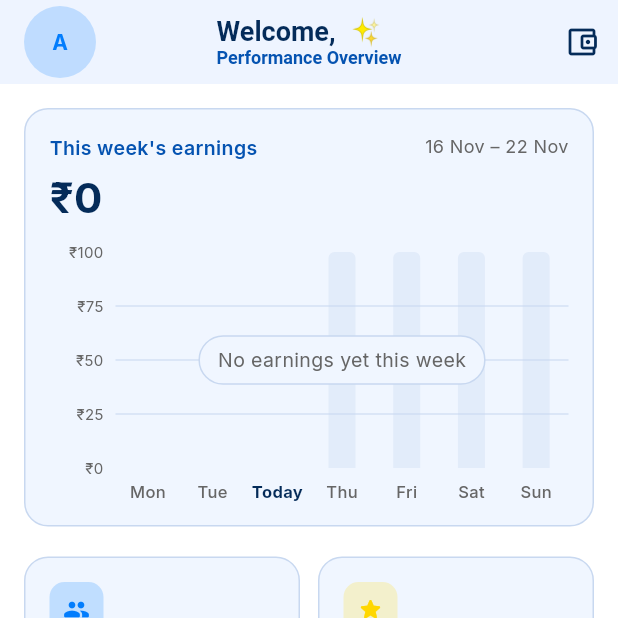
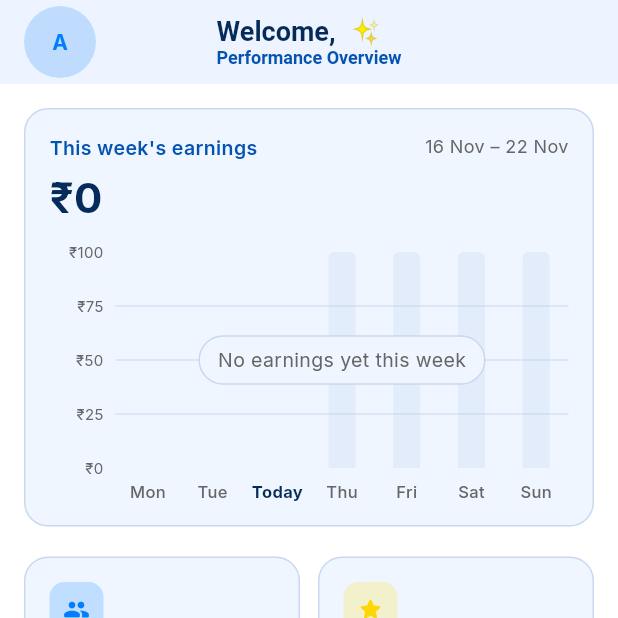
Before and after one commit to corecodingteam-svg/grahvartaupdated, a Flutter app: the _AstrologerDashboardView screen opened directly, on a phone screen of 412 x 824 dp, the top half of it. Run offline on Flutter 3.47's test engine with Material 3 defaults, Android fonts, the phone set to English and light mode, and no system bars; drawn by our look-alikes of fl_chart; our stand-ins replace badges, bloc, equatable, firebase_core, firebase_messaging, flutter_bloc and 12 more; missing offline and left inert: agora_rtc_engine, razorpay_flutter; accounts and stored records are empty; network calls fail.

Commit message:
Astrologer app: remove wallet icon from dashboard app bar
Co-Authored-By: Claude Opus 5.5 <noreply@anthropic.com>

```diff
--- a/astrologer_app/lib/screens/astrologer/astrologer_dashboard_screen.dart
+++ b/astrologer_app/lib/screens/astrologer/astrologer_dashboard_screen.dart
@@ -6,7 +6,6 @@ import '../../cubits/dashboard_cubit.dart';
 import '../../providers/auth_provider.dart';
 import '../../theme/app_theme.dart';
 import 'astrologer_own_profile_screen.dart';
-import 'astrologer_earnings_screen.dart';
 import '../../services/socket_service.dart';
 import 'availability_sheet.dart';
 import 'week_earnings_card.dart';
@@ -96,11 +95,7 @@ class _AstrologerDashboardView extends StatelessWidget {
                     },
                   ),
                 ),
-              IconButton(
-                icon: Icon(Icons.account_balance_wallet_outlined, color: context.clr.txtPrimary),
-                onPressed: () => Navigator.push(context, MaterialPageRoute(builder: (_) => const AstrologerEarningsScreen())),
-                tooltip: 'Wallet',
-              ),
+              const SizedBox(width: 12),
             ],
           ),
           body: state.loading
```
